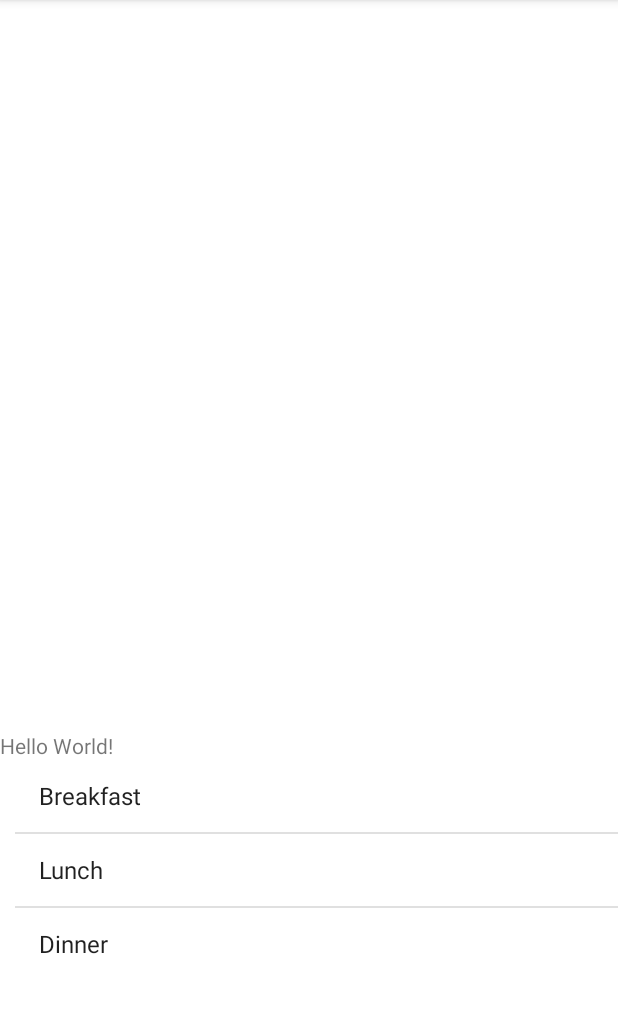
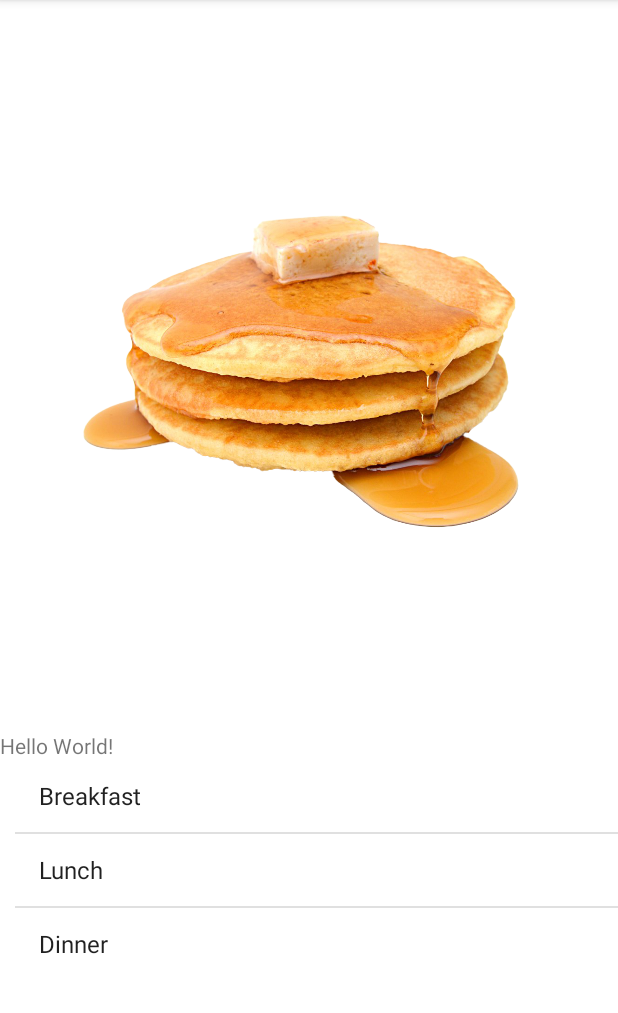
Before and after one commit to adubatta/CategoryDetailApp, an Android app: the screen it shows after launch (MainActivity), on a phone screen of 412 x 824 dp, the part 84-1097 px from its top. Run offline under Robolectric (Android 15) with nearby library versions, the phone set to English and light mode, and no system bars.

Commit message:
added pic and menu code

```diff
--- a/app/src/main/java/com/example/cetegoryexample/Food.java
+++ b/app/src/main/java/com/example/cetegoryexample/Food.java
@@ -9,9 +9,10 @@ public class Food  implements Parcelable{
     private String desc;
     private int imageResourceID;
 //    public static final Food[] myBreakfast = {
-//            new Food("Pancakes", 6.99, "4 pancakes", R.drawable.pancakes),
+//            new Food("Pancakes", 6.99, "4 pancakes", R.drawable.),
 //            new Food("Waffles", 7.50, "Crispy Golden Brown", R.drawable.waffles)
 //    };
+
 public Food(String name, double price, String desc, int imageResourceID){
     this.name = name;
     this.price = price;
--- a/app/src/main/res/layout/activity_main.xml
+++ b/app/src/main/res/layout/activity_main.xml
@@ -12,7 +12,7 @@
         android:layout_width="match_parent"
         android:layout_height="487dp"
         android:padding="20dp"
-        tools:srcCompat="@tools:sample/backgrounds/scenic" />
+        android:src="@drawable/pankage1" />
 
 
     <TextView
```
Also changed, not shown: app/src/main/res/drawable/pankage1.png (added).
